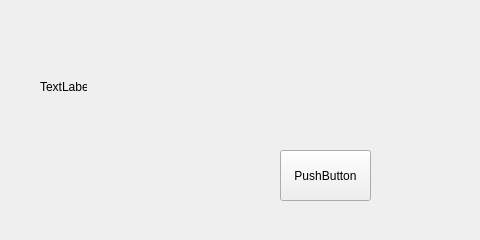
Above: Videojuego/next.ui from Pablo9925/Proyecto_Final_Info before the change. Below: the same form after it.
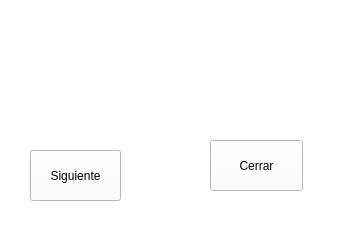
That is the form after the change. Icons and pictures are not drawn.

```diff
--- a/Videojuego/next.ui
+++ b/Videojuego/next.ui
@@ -6,37 +6,56 @@
    <rect>
     <x>0</x>
     <y>0</y>
-    <width>480</width>
+    <width>345</width>
     <height>240</height>
    </rect>
   </property>
   <property name="windowTitle">
    <string>Form</string>
   </property>
+  <property name="styleSheet">
+   <string notr="true">background-color: rgb(255, 255, 255);</string>
+  </property>
   <widget class="QLabel" name="label">
    <property name="geometry">
     <rect>
-     <x>40</x>
-     <y>80</y>
-     <width>47</width>
-     <height>14</height>
+     <x>30</x>
+     <y>10</y>
+     <width>261</width>
+     <height>81</height>
     </rect>
    </property>
+   <property name="styleSheet">
+    <string notr="true">image: url(:/escena/victoria.png);</string>
+   </property>
    <property name="text">
-    <string>TextLabel</string>
+    <string/>
    </property>
   </widget>
   <widget class="QPushButton" name="pushButton">
    <property name="geometry">
     <rect>
-     <x>280</x>
+     <x>30</x>
      <y>150</y>
      <width>91</width>
      <height>51</height>
     </rect>
    </property>
    <property name="text">
-    <string>PushButton</string>
+    <string>Siguiente</string>
+   </property>
+  </widget>
+  <widget class="QPushButton" name="salir">
+   <property name="geometry">
+    <rect>
+     <x>210</x>
+     <y>140</y>
+     <width>93</width>
+     <height>51</height>
+    </rect>
+   </property>
+   <property name="text">
+    <string>Cerrar</string>
    </property>
   </widget>
  </widget>
```
